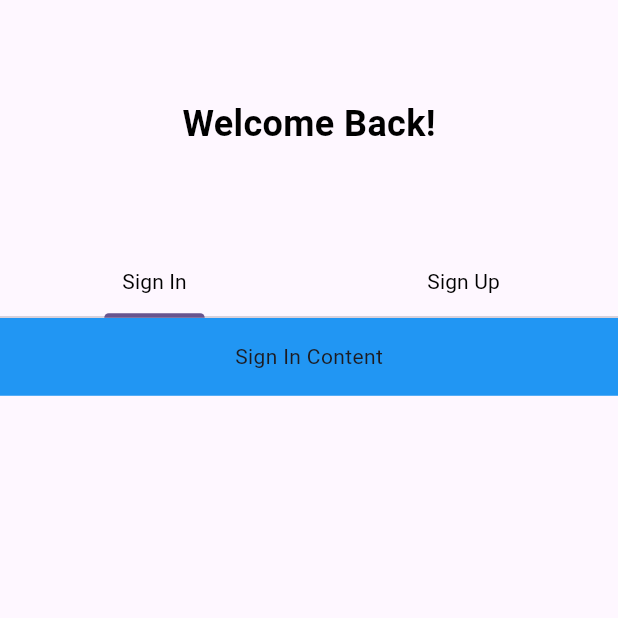
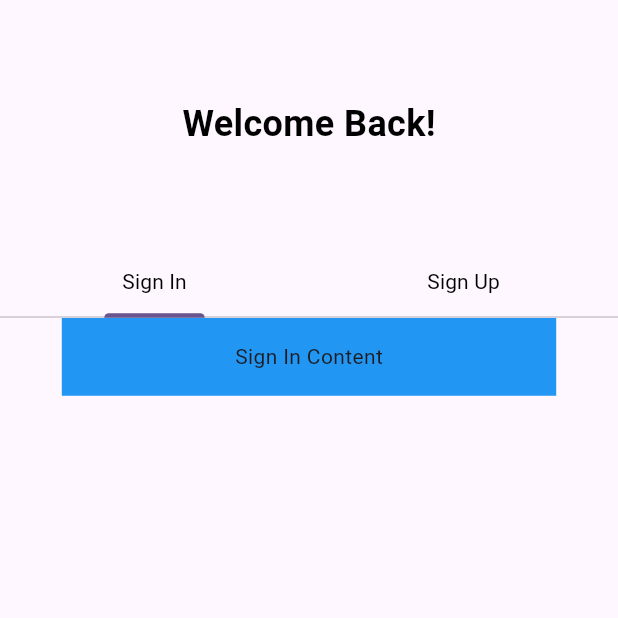
Before and after one commit to Victor-chiemerie/green_tech_test, a Flutter app: the screen it shows after launch, on a phone screen of 412 x 824 dp, the top half of it. Run offline on Flutter 3.47's test engine with Material 3 defaults, Android fonts, the phone set to English and light mode, and no system bars.

Commit message:
build auth screen

```diff
--- a/lib/Presentation/auth_screen.dart
+++ b/lib/Presentation/auth_screen.dart
@@ -1,5 +1,4 @@
 import 'package:flutter/material.dart';
-
 import 'Themes/textThemes.dart';
 
 class AuthScreen extends StatefulWidget {
@@ -60,6 +59,12 @@ class _AuthScreenState extends State<AuthScreen> with TickerProviderStateMixin {
                         // Sign In Tab
                         SingleChildScrollView(
                           child: Container(
+                            margin: EdgeInsets.only(
+                              left: width * 0.1,
+                              right: width * 0.1,
+                            ),
+                            alignment: Alignment.center,
+                            width: width * 0.8,
                             color: Colors.blue,
                             padding: EdgeInsets.all(16),
                             child: Center(child: Text('Sign In Content')),
@@ -68,6 +73,12 @@ class _AuthScreenState extends State<AuthScreen> with TickerProviderStateMixin {
                         // Sign Up Tab
                         SingleChildScrollView(
                           child: Container(
+                            margin: EdgeInsets.only(
+                              left: width * 0.1,
+                              right: width * 0.1,
+                            ),
+                            alignment: Alignment.center,
+                            width: width * 0.8,
                             color: Colors.green,
                             padding: EdgeInsets.all(16),
                             child: Center(child: Text('Sign Up Content')),
```
